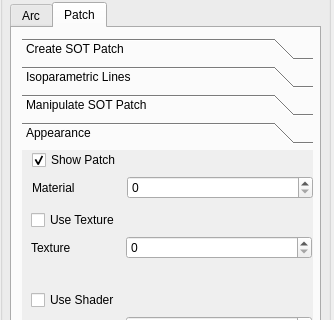
Before: the Qt Designer form Labor/GUI/SideWidget.ui in Moenish/II_II-CAGD, drawn with Qt 5; both pictures show x 0 to 334 and y 278 to 598 of the 334 by 1132 pixel window.
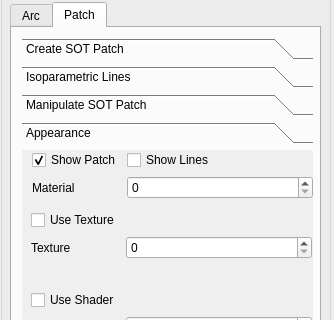
After: the same form once the commit is applied. The open tabs and pages were chosen to show the change.

Commit message: Add option to hide lines

```diff
--- a/Labor/GUI/SideWidget.ui
+++ b/Labor/GUI/SideWidget.ui
@@ -1406,6 +1406,16 @@
            </property>
           </widget>
          </item>
+         <item row="0" column="1">
+          <widget class="QCheckBox" name="patchAppearanceCheckBox_Lines">
+           <property name="text">
+            <string>Show Lines</string>
+           </property>
+           <property name="checked">
+            <bool>false</bool>
+           </property>
+          </widget>
+         </item>
         </layout>
        </widget>
       </widget>
```
Left out of the diff: 12 changed lines with no effect on the pictures. The commit also changes 5 other files.
